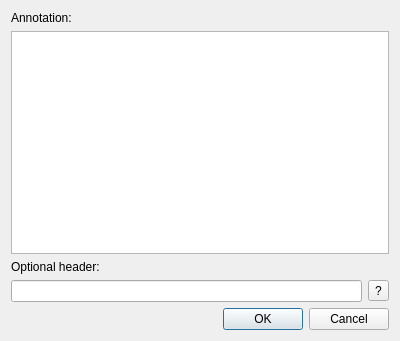
Before: the Qt Designer form annotationeditordialog.ui in adamb924/Gloss, drawn with Qt 5.
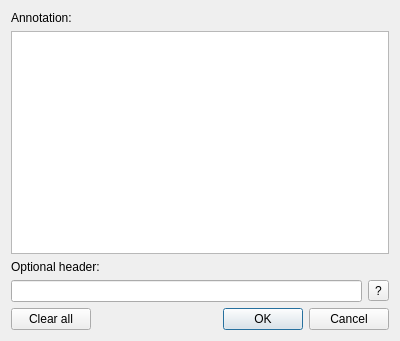
After: the same form once the commit is applied. Custom widgets are drawn as their Qt base class.

Commit message: Button to clear annotation fields

Diff of the .ui file:
```diff
--- a/annotationeditordialog.ui
+++ b/annotationeditordialog.ui
@@ -46,6 +46,15 @@
     </layout>
    </item>
    <item>
+    <layout class="QHBoxLayout" name="horizontalLayout_2">
+     <item>
+      <widget class="QPushButton" name="clearAll">
+       <property name="text">
+        <string>Clear all</string>
+       </property>
+      </widget>
+     </item>
+     <item>
     <widget class="QDialogButtonBox" name="buttonBox">
      <property name="orientation">
       <enum>Qt::Horizontal</enum>
@@ -54,6 +63,8 @@
       <set>QDialogButtonBox::Cancel|QDialogButtonBox::Ok</set>
      </property>
     </widget>
+     </item>
+    </layout>
    </item>
   </layout>
  </widget>
```
Lines whose indentation alone changed are shown as unchanged. The commit also changes 2 other files.
